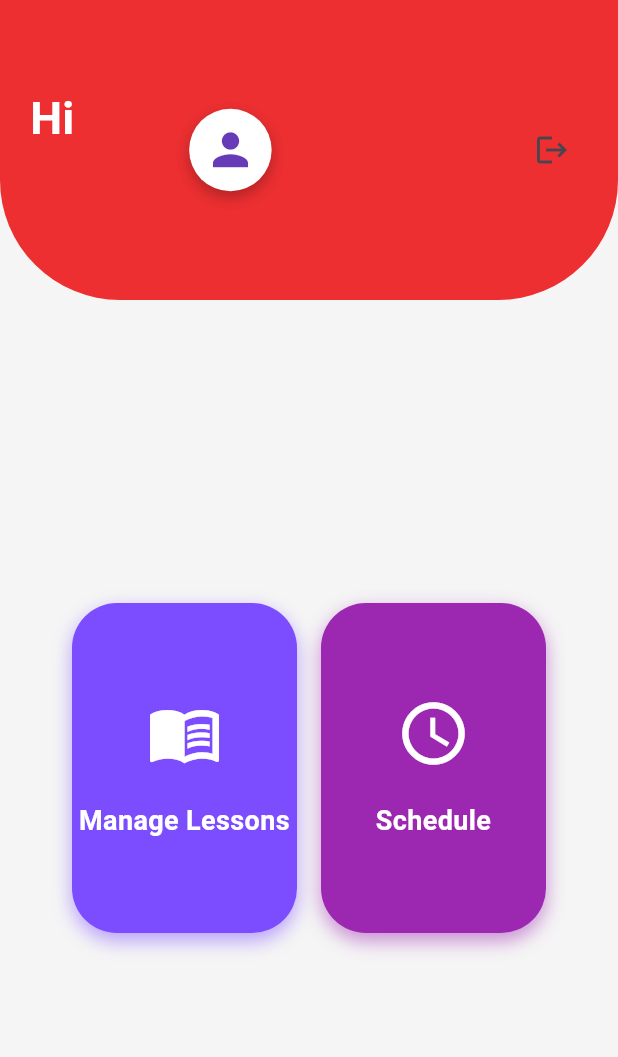
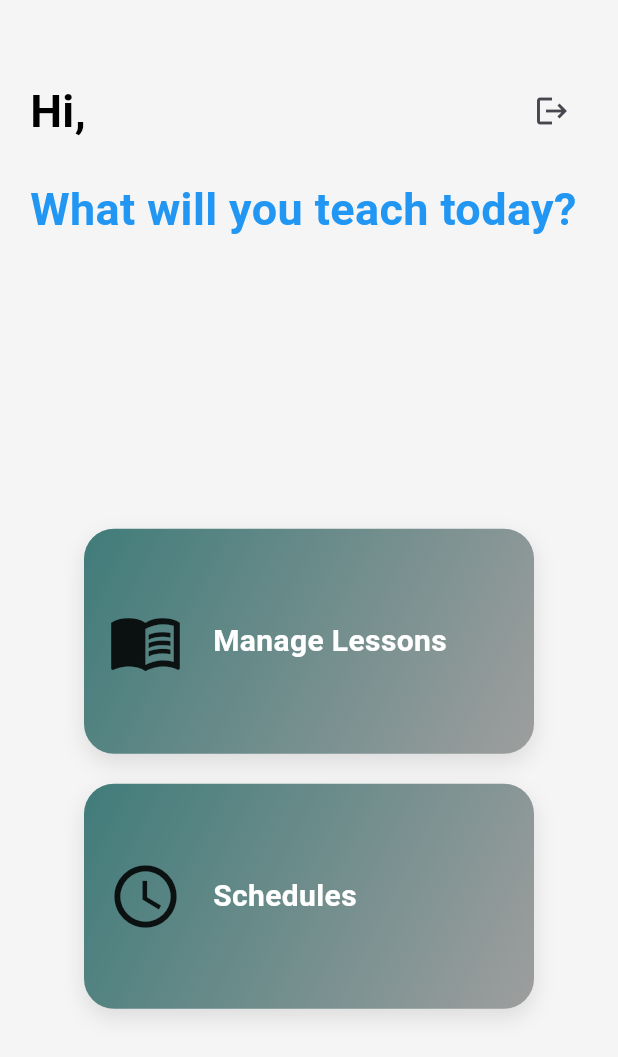
Before and after one commit to Imran-Chowdhury/Data_Pollex, a Flutter app: the TeacherDashboardScreen screen opened directly, on a phone screen of 412 x 824 dp. Shown: the top 1057 px of the screen. Run offline on Flutter 3.47's test engine with Material 3 defaults, Android fonts, the phone set to English and light mode, and no system bars; our stand-ins replace carousel_slider, cloud_firestore, equatable, firebase_auth, firebase_core, flutter_dotenv and 4 more; missing offline and left inert: flutter_stripe; accounts and stored records are empty.

Commit message:
feat: Jitsi meet

```diff
--- a/lib/src/features/student/booked_lessons/presentation/screens/booked_lesson_screen.dart
+++ b/lib/src/features/student/booked_lessons/presentation/screens/booked_lesson_screen.dart
@@ -1,4 +1,5 @@
 import 'package:data_pollex/src/features/auth/presentation/providers/auth_providers.dart';
+import 'package:data_pollex/src/features/video_call/presentation/screens/chat_screen.dart';
 import 'package:flutter/material.dart';
 import 'package:flutter_riverpod/flutter_riverpod.dart';
 
@@ -35,8 +36,22 @@ class BookedSchedulesScreen extends ConsumerWidget {
             itemCount: schedules.length,
             itemBuilder: (context, index) {
               final schedule = schedules[index];
-              return Card(
-                margin: const EdgeInsets.symmetric(horizontal: 16, vertical: 8),
+              return GestureDetector(
+                onTap: () {
+                  Navigator.push(
+                    context,
+                    MaterialPageRoute(
+                      builder: (context) => ChatScreen(
+                        userName: schedule.studentName,
+                        chatWithName: schedule.teacherName,
+                        scheduleId: schedule.id,
+                      ),
+                    ),
+                  );
+                },
+                child: Card(
+                  margin:
+                      const EdgeInsets.symmetric(horizontal: 16, vertical: 8),
                   child: ListTile(
                     title: Text(schedule.date),
                     subtitle: Text(
@@ -44,6 +59,7 @@ class BookedSchedulesScreen extends ConsumerWidget {
                     trailing: schedule.isBooked
                         ? const Icon(Icons.check_circle, color: Colors.green)
                         : const Icon(Icons.pending, color: Colors.grey),
+                  ),
                 ),
               );
             },
--- a/lib/src/features/student/teacher_date/presentation/screens/teacher_profile_screen.dart
+++ b/lib/src/features/student/teacher_date/presentation/screens/teacher_profile_screen.dart
@@ -5,7 +5,7 @@ import 'package:flutter_riverpod/flutter_riverpod.dart';
 
 import '../../../../auth/presentation/providers/auth_providers.dart';
 import '../../../../stripe/presentation/view_model/stripe_view_model.dart';
-import '../../../../video_call/presentation/screens/signup_screen.dart';
+import '../../../../video_call/presentation/screens/chat_screen.dart';
 
 class TeacherProfileScreen extends ConsumerWidget {
   final String teacherName;
@@ -32,11 +32,15 @@ class TeacherProfileScreen extends ConsumerWidget {
       }
       if (next is PaymentSuccess) {
         Navigator.pushReplacement(
-            context,
-            MaterialPageRoute(
-                builder: (context) => const ChatScreen(
-                      chatWithName: '',
-                    )));
+          context,
+          MaterialPageRoute(
+            builder: (context) => ChatScreen(
+              userName: schedule.teacherName,
+              chatWithName: schedule.studentName,
+              scheduleId: schedule.id,
+            ),
+          ),
+        );
       }
     });
 
--- a/lib/src/features/teacher/dashboard/presentation/screens/teacher_dashboard_screen.dart
+++ b/lib/src/features/teacher/dashboard/presentation/screens/teacher_dashboard_screen.dart
@@ -1,8 +1,8 @@
 import 'package:data_pollex/src/features/teacher/dashboard/presentation/widgets/dashboard_tile.dart';
-import 'package:data_pollex/src/features/teacher/manage_lesson/presentation/screens/manage_lesson_screen.dart';
+import 'package:data_pollex/src/features/teacher/dashboard/presentation/widgets/name_row.dart';
 import 'package:flutter/material.dart';
 
-import '../../../../../widgets/dashboard_header.dart';
+import '../../../manage_lesson/presentation/screens/manage_lesson_screen.dart';
 import '../../../manage_schedule/presentation/screens/calendar_screen.dart';
 
 class TeacherDashboardScreen extends StatelessWidget {
@@ -15,15 +15,36 @@ class TeacherDashboardScreen extends StatelessWidget {
       body: Column(
         children: [
           // Header stays on top
-          const Align(
-            alignment: Alignment.topCenter,
-            child: DashboardHeader(),
+          // const Align(
+          //   alignment: Alignment.topCenter,
+          //   child: DashboardHeader(),
+          // ),
+          const NameRow(),
+
+          const Padding(
+            padding: EdgeInsets.all(20.0),
+            child: Row(
+              children: [
+                Expanded(
+                  child: Text(
+                    'What will you teach today?',
+                    style: TextStyle(
+                      // letterSpacing: 1,
+                      fontSize: 30,
+                      color: Colors.blue,
+                      fontWeight: FontWeight.bold,
+                    ),
+                    maxLines: 2,
+                  ),
+                ),
+              ],
+            ),
           ),
 
           // Expand remaining space for centering tiles
           Expanded(
             child: Center(
-              child: Row(
+              child: Column(
                 mainAxisAlignment: MainAxisAlignment.center,
                 children: [
                   GestureDetector(
@@ -35,13 +56,12 @@ class TeacherDashboardScreen extends StatelessWidget {
                         ),
                       );
                     },
-                    child: const TeacherDashboardTile(
+                    child: const LessonCard(
+                      title: 'Manage Lessons',
                       icon: Icons.menu_book,
-                      title: "Manage Lessons",
-                      color: Colors.deepPurpleAccent,
                     ),
                   ),
-                  const SizedBox(width: 16), // spacing between tiles
+
                   GestureDetector(
                     onTap: () {
                       Navigator.push(
@@ -51,12 +71,44 @@ class TeacherDashboardScreen extends StatelessWidget {
                         ),
                       );
                     },
-                    child: const TeacherDashboardTile(
+                    child: const LessonCard(
+                      title: 'Schedules',
                       icon: Icons.schedule,
-                      title: "Schedule",
-                      color: Colors.purple,
                     ),
                   ),
+
+                  /// OG
+                  // GestureDetector(
+                  //   onTap: () {
+                  //     Navigator.push(
+                  //       context,
+                  //       MaterialPageRoute(
+                  //         builder: (context) => const ManageLessonsScreen(),
+                  //       ),
+                  //     );
+                  //   },
+                  //   child: const TeacherDashboardTile(
+                  //     icon: Icons.menu_book,
+                  //     title: "Manage Lessons",
+                  //     color: Colors.deepPurpleAccent,
+                  //   ),
+                  // ),
+                  // const SizedBox(width: 16), // spacing between tiles
+                  // GestureDetector(
+                  //   onTap: () {
+                  //     Navigator.push(
+                  //       context,
+                  //       MaterialPageRoute(
+                  //         builder: (context) => const CalendarScreen(),
+                  //       ),
+                  //     );
+                  //   },
+                  //   child: const TeacherDashboardTile(
+                  //     icon: Icons.schedule,
+                  //     title: "Schedule",
+                  //     color: Colors.purple,
+                  //   ),
+                  // ),
                 ],
               ),
             ),
--- a/lib/src/features/teacher/dashboard/presentation/widgets/dashboard_tile.dart
+++ b/lib/src/features/teacher/dashboard/presentation/widgets/dashboard_tile.dart
@@ -47,3 +47,103 @@ class TeacherDashboardTile extends StatelessWidget {
     );
   }
 }
+
+class LessonCard extends StatelessWidget {
+  final String title;
+  final IconData icon;
+
+  const LessonCard({super.key, required this.title, required this.icon});
+
+  @override
+  Widget build(BuildContext context) {
+    return Stack(
+      children: [
+        Padding(
+          padding: const EdgeInsets.only(top: 20.0),
+          child: Container(
+            width: 300,
+            height: 150,
+            padding: const EdgeInsets.all(16),
+            decoration: BoxDecoration(
+              borderRadius: BorderRadius.circular(20),
+              gradient: const LinearGradient(
+                colors: [
+                  Color(0xFF407c7a), // coral
+                  Colors.grey // peach
+                ],
+                begin: Alignment.topLeft,
+                end: Alignment.bottomRight,
+              ),
+              boxShadow: [
+                BoxShadow(
+                  color: Colors.black.withOpacity(.1),
+                  blurRadius: 12,
+                  offset: const Offset(0, 6),
+                ),
+              ],
+            ),
+            child: Align(
+              alignment: Alignment.centerLeft,
+              child: Row(
+                children: [
+                  Icon(
+                    icon,
+                    size: 50,
+                  ),
+                  const SizedBox(
+                    width: 20,
+                  ),
+                  Text(
+                    title,
+                    style: const TextStyle(
+                      color: Colors.white,
+                      fontSize: 20,
+                      fontWeight: FontWeight.bold,
+                    ),
+                  ),
+                ],
+              ),
+            ),
+          ),
+        ),
+        // Padding(
+        //   padding: const EdgeInsets.only(left: 60.0),
+        //   child: Container(
+        //     width: 280,
+        //     height: 200,
+        //     padding: const EdgeInsets.all(16),
+        //     decoration: BoxDecoration(
+        //       borderRadius: BorderRadius.circular(20),
+        //       gradient: const LinearGradient(
+        //         colors: [
+        //           Color(0xFFFD746C), // coral
+        //           Color(0xFFFF9068), // peach
+        //         ],
+        //         begin: Alignment.topLeft,
+        //         end: Alignment.bottomRight,
+        //       ),
+        //       boxShadow: [
+        //         BoxShadow(
+        //           color: Colors.black.withOpacity(.1),
+        //           blurRadius: 12,
+        //           offset: const Offset(0, 6),
+        //         ),
+        //       ],
+        //     ),
+        //     child: Align(
+        //       alignment: Alignment.centerLeft,
+        //       child: Text(
+        //         title,
+        //         style: const TextStyle(
+        //           color: Colors.white,
+        //           fontSize: 20,
+        //           fontWeight: FontWeight.bold,
+        //         ),
+        //       ),
+        //     ),
+        //   ),
+        // ),
+      ],
+    );
+  }
+}
--- a/lib/src/features/teacher/dashboard/presentation/widgets/name_row.dart
+++ b/lib/src/features/teacher/dashboard/presentation/widgets/name_row.dart
@@ -14,21 +14,24 @@ class NameRow extends ConsumerWidget {
     final authState = ref.watch(authViewModelProvider).user;
 
     return Padding(
-      padding: const EdgeInsets.all(20.0),
+      padding: const EdgeInsets.only(top: 50, left: 20, right: 20),
       child: Row(
         mainAxisAlignment: MainAxisAlignment.spaceBetween,
         children: [
-          Column(
+          Row(
             crossAxisAlignment: CrossAxisAlignment.start,
             mainAxisAlignment: MainAxisAlignment.center,
             children: [
               const Text(
-                'Hi',
+                'Hi,',
                 style: TextStyle(
                   fontSize: 30,
-                  color: Colors.white,
+                  color: Colors.black,
                   fontWeight: FontWeight.bold,
                 ),
+              ),
+              const SizedBox(
+                width: 10,
               ),
               Text(
                 authState!.name,
@@ -40,25 +43,25 @@ class NameRow extends ConsumerWidget {
               ),
             ],
           ),
-          Container(
-            decoration: const BoxDecoration(
-              color: Colors.white,
-              shape: BoxShape.circle,
-              boxShadow: [
-                BoxShadow(
-                  color: Colors.black26,
-                  blurRadius: 8,
-                  offset: Offset(0, 4),
-                ),
-              ],
-            ),
-            padding: const EdgeInsets.all(10),
-            child: const Icon(
-              Icons.person,
-              size: 35,
-              color: Colors.deepPurple,
-            ),
-          ),
+          // Container(
+          //   decoration: const BoxDecoration(
+          //     color: Colors.white,
+          //     shape: BoxShape.circle,
+          //     boxShadow: [
+          //       BoxShadow(
+          //         color: Colors.black26,
+          //         blurRadius: 8,
+          //         offset: Offset(0, 4),
+          //       ),
+          //     ],
+          //   ),
+          //   padding: const EdgeInsets.all(10),
+          //   child: const Icon(
+          //     Icons.person,
+          //     size: 35,
+          //     color: Colors.deepPurple,
+          //   ),
+          // ),
           const SizedBox(
             width: 10,
           ),
--- a/lib/src/features/video_call/presentation/screens/signup_screen.dart
+++ b/lib/src/features/video_call/presentation/screens/chat_screen.dart
@@ -2,10 +2,14 @@ import 'package:flutter/material.dart';
 
 class ChatScreen extends StatelessWidget {
   final String chatWithName;
+  final String scheduleId;
+  final String userName;
 
   const ChatScreen({
     super.key,
     required this.chatWithName,
+    required this.scheduleId,
+    required this.userName,
   });
 
   @override
@@ -20,12 +24,15 @@ class ChatScreen extends StatelessWidget {
             icon: const Icon(Icons.videocam),
             onPressed: () {
               // Navigate to video call screen
-              Navigator.push(
-                context,
-                MaterialPageRoute(
-                  builder: (_) => const VideoCallScreen(),
-                ),
-              );
+              // Navigator.push(
+              //   context,
+              //   MaterialPageRoute(
+              //     builder: (_) => MeetingScreen(
+              //       scheduleId: scheduleId,
+              //       displayName: userName,
+              //     ),
+              //   ),
+              // );
             },
           ),
         ],
@@ -99,17 +106,17 @@ class ChatScreen extends StatelessWidget {
   }
 }
 
-/// Dummy Video Call Screen
-class VideoCallScreen extends StatelessWidget {
-  const VideoCallScreen({super.key});
-
-  @override
-  Widget build(BuildContext context) {
-    return Scaffold(
-      appBar: AppBar(title: const Text("Video Call")),
-      body: const Center(
-        child: Text("Video call in progress..."),
-      ),
-    );
-  }
-}
+// /// Dummy Video Call Screen
+// class VideoCallScreen extends StatelessWidget {
+//   const VideoCallScreen({super.key});
+//
+//   @override
+//   Widget build(BuildContext context) {
+//     return Scaffold(
+//       appBar: AppBar(title: const Text("Video Call")),
+//       body: const Center(
+//         child: Text("Video call in progress..."),
+//       ),
+//     );
+//   }
+// }
--- a/pubspec.yaml
+++ b/pubspec.yaml
@@ -45,8 +45,10 @@ dependencies:
   equatable: ^2.0.7
   carousel_slider: ^5.1.1
   flutter_dotenv: ^5.2.1
-  flutter_stripe: ^11.5.0
+#  flutter_stripe: ^11.5.0
+  flutter_stripe: ^12.0.2
   http: ^1.4.0
+  jitsi_meet_flutter_sdk: ^11.2.0
 
 dev_dependencies:
   flutter_test:
```
Also changed, not shown: lib/src/features/video_call/presentation/screens/meeting_screen.dart (added, +312 -0 lines), pubspec.lock, 6 other files. Lines whose indentation alone changed are shown as unchanged.
